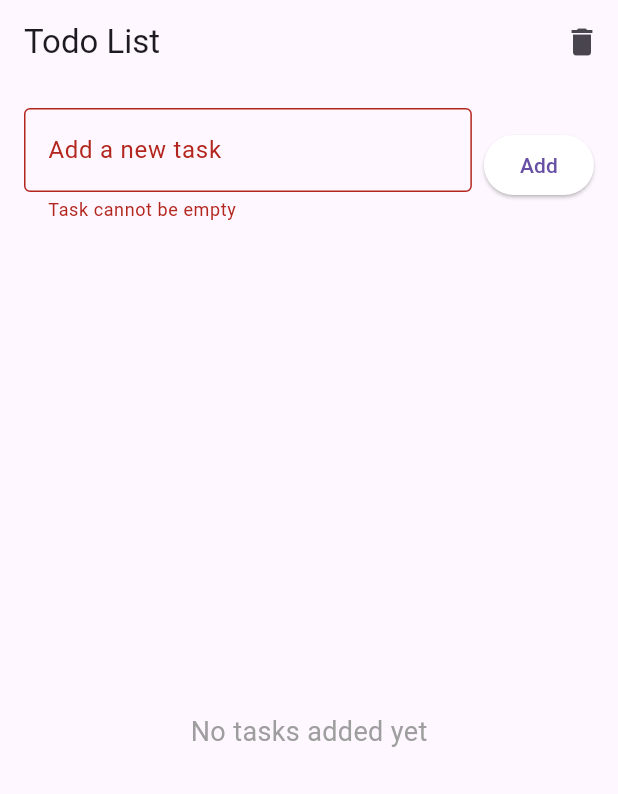
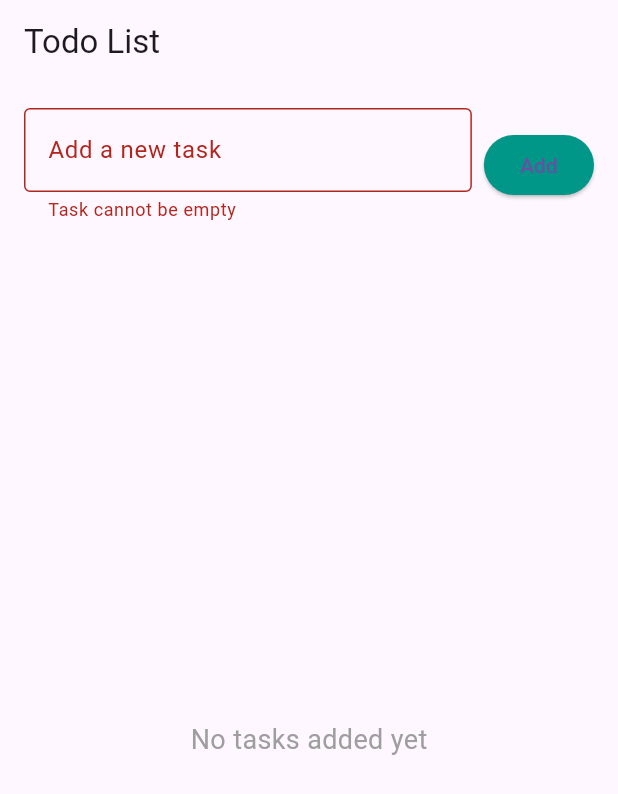
Before and after one commit to marktadrous8/todo-task, a Flutter app: the screen it shows after launch, after a tap on "Add", on a phone screen of 412 x 824 dp. Shown: the top 794 px of the screen. Run offline on Flutter 3.47's test engine with Material 3 defaults, Android fonts, the phone set to English and light mode, and no system bars; our stand-ins replace fluttertoast.

Commit message:
some changes

```diff
--- a/lib/main.dart
+++ b/lib/main.dart
@@ -1,4 +1,5 @@
 import 'package:flutter/material.dart';
+import 'package:fluttertoast/fluttertoast.dart';
 
 void main() {
   runApp(MyApp());
@@ -48,6 +49,11 @@ class _TodoListPageState extends State<TodoListPage> {
       _taskController.clear();
       _errorText = null;
     });
+    Fluttertoast.showToast(
+      msg: "Task added successfully",
+      toastLength: Toast.LENGTH_SHORT,
+      gravity: ToastGravity.BOTTOM,
+    );
   }
 
   void _removeCompletedTasks() {
@@ -59,19 +65,29 @@ class _TodoListPageState extends State<TodoListPage> {
         }
       }
     });
+    Fluttertoast.showToast(
+      msg: "Completed tasks removed successfully",
+      toastLength: Toast.LENGTH_SHORT,
+      gravity: ToastGravity.BOTTOM,
+    );
+  }
+
+  void _toggleAllTasks(bool? value) {
+    setState(() {
+      for (int i = 0; i < _completed.length; i++) {
+        _completed[i] = value!;
+      }
+    });
   }
 
   @override
   Widget build(BuildContext context) {
+    bool anyCompleted = _completed.contains(true);
+    bool allSelected = _completed.isNotEmpty && _completed.every((completed) => completed);
+
     return Scaffold(
       appBar: AppBar(
         title: Text('Todo List'),
-        actions: [
-          IconButton(
-            icon: Icon(Icons.delete),
-            onPressed: _removeCompletedTasks,
-          ),
-        ],
       ),
       body: Padding(
         padding: const EdgeInsets.all(16.0),
@@ -94,12 +110,31 @@ class _TodoListPageState extends State<TodoListPage> {
                   onPressed: _addTask,
                   child: Text('Add'),
                   style: ElevatedButton.styleFrom(
-                    primary: Colors.white,
+                    primary: Colors.teal,
                   ),
                 ),
               ],
             ),
             SizedBox(height: 20.0),
+            if (_tasks.isNotEmpty)
+              Row(
+                children: [
+                  Checkbox(
+                    value: allSelected,
+                    onChanged: (bool? value) {
+                      _toggleAllTasks(value);
+                    },
+                  ),
+                  Text('Select All'),
+                  Spacer(),
+                  if (anyCompleted)
+                    IconButton(
+                      icon: Icon(Icons.delete, color: Colors.red),
+                      onPressed: _removeCompletedTasks,
+                    ),
+                ],
+              ),
+            SizedBox(height: 10.0),
             Expanded(
               child: _tasks.isEmpty
                   ? Center(
--- a/pubspec.yaml
+++ b/pubspec.yaml
@@ -30,7 +30,7 @@ environment:
 dependencies:
   flutter:
     sdk: flutter
-
+  fluttertoast: ^8.0.9
 
   # The following adds the Cupertino Icons font to your application.
   # Use with the CupertinoIcons class for iOS style icons.
```
Also changed, not shown: pubspec.lock, 6 other files.
